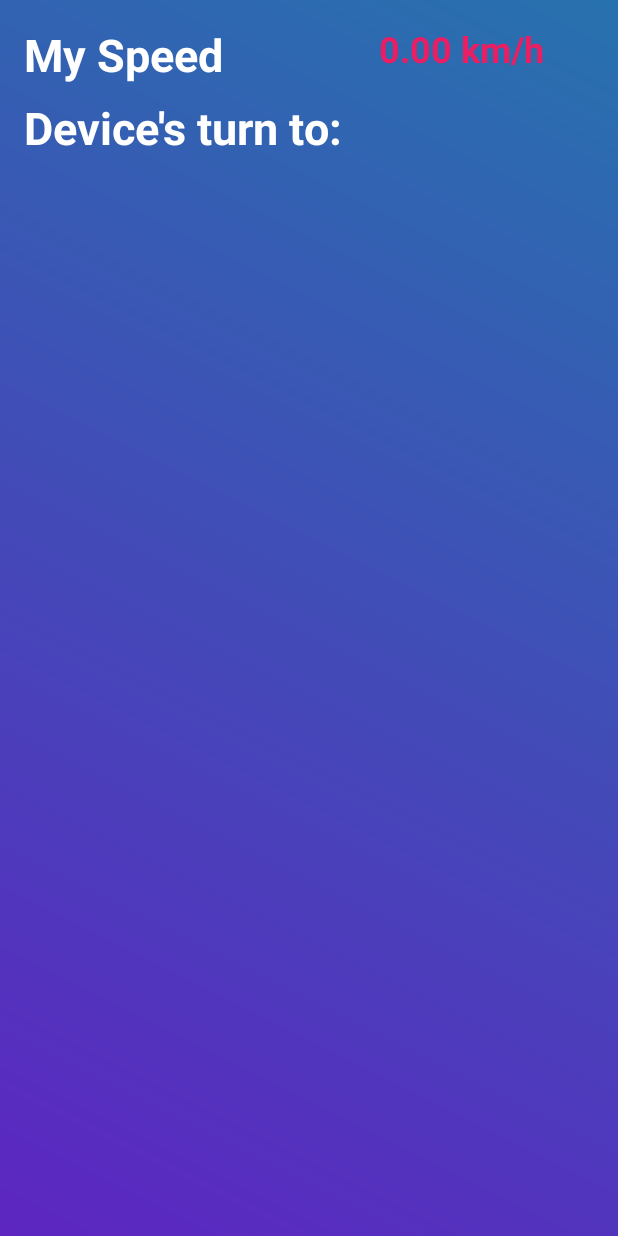
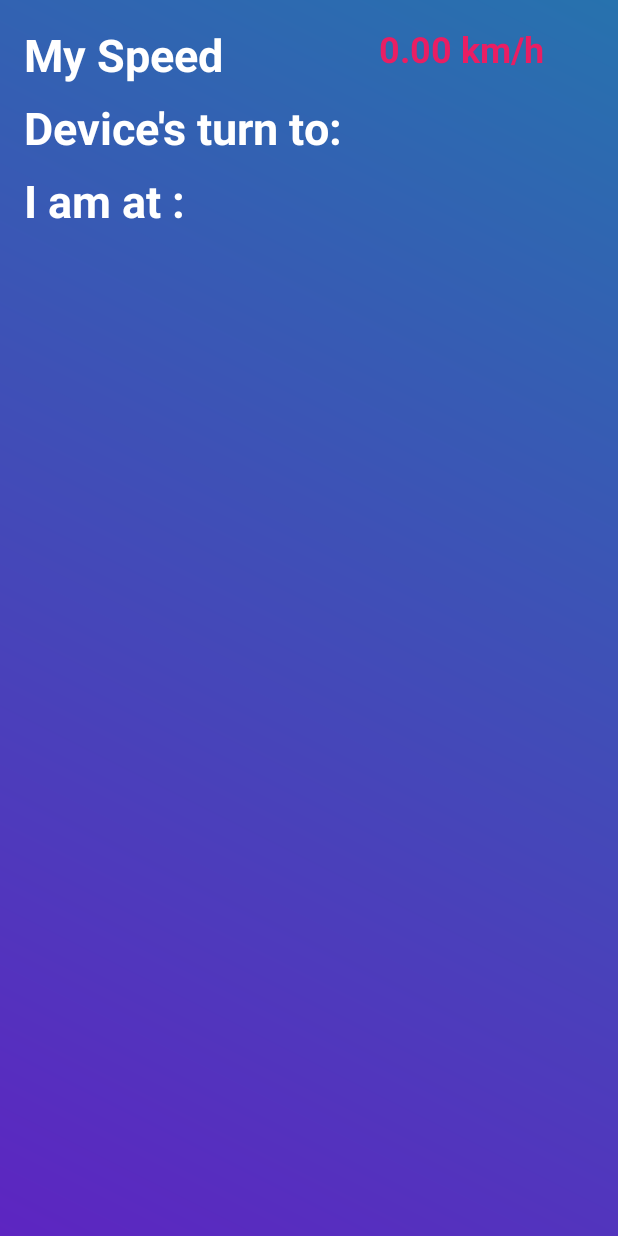
Before and after one commit to rahulbodh/LocationTrackingApp, an Android app: the screen it shows after launch (MainActivity), on a phone screen of 412 x 824 dp. Run offline under Robolectric (Android 15) with nearby library versions, the phone set to English and light mode, and no system bars.

Commit message:
get the location with place name using reverse geocoding

```diff
--- a/app/src/main/res/layout/activity_main.xml
+++ b/app/src/main/res/layout/activity_main.xml
@@ -7,10 +7,6 @@
     android:layout_height="match_parent"
     android:background="@drawable/main_bg"
     tools:context=".ui.MainActivity">
-
-    <!-- First TextView: My Speed -->
-
-    <!-- Second TextView: My Speed Value -->
 
     <TextView
         android:id="@+id/textView"
@@ -59,6 +55,19 @@
         app:layout_constraintTop_toBottomOf="@+id/textView" />
 
     <TextView
+        android:id="@+id/PlaceName"
+        android:layout_width="wrap_content"
+        android:layout_height="wrap_content"
+        android:layout_marginTop="16dp"
+        android:textColor="#E91E63"
+        android:textSize="24dp"
+        android:textStyle="bold"
+        app:layout_constraintEnd_toEndOf="parent"
+        app:layout_constraintHorizontal_bias="0.809"
+        app:layout_constraintStart_toEndOf="@+id/textView3"
+        app:layout_constraintTop_toBottomOf="@+id/deviceTurn" />
+
+    <TextView
         android:id="@+id/deviceTurn"
         android:layout_width="wrap_content"
         android:layout_height="wrap_content"
@@ -73,6 +82,19 @@
         app:layout_constraintTop_toTopOf="parent"
         app:layout_constraintVertical_bias="0.0" />
 
+    <TextView
+        android:id="@+id/textView3"
+        android:layout_width="wrap_content"
+        android:layout_height="wrap_content"
+        android:layout_marginStart="16dp"
+        android:layout_marginTop="8dp"
+        android:text="I am at : "
+        android:textColor="@color/white"
+        android:textSize="30dp"
+        android:textStyle="bold"
+        app:layout_constraintStart_toStartOf="parent"
+        app:layout_constraintTop_toBottomOf="@+id/textView2" />
+
     <androidx.recyclerview.widget.RecyclerView
         android:id="@+id/recyclerView"
         android:layout_width="match_parent"
@@ -82,6 +104,6 @@
         app:layout_constraintBottom_toBottomOf="parent"
         app:layout_constraintEnd_toEndOf="parent"
         app:layout_constraintStart_toStartOf="parent"
-        app:layout_constraintTop_toBottomOf="@+id/textView2" />
+        app:layout_constraintTop_toBottomOf="@+id/PlaceName" />
 
 </androidx.constraintlayout.widget.ConstraintLayout>
```
Also changed, not shown: app/src/main/java/com/example/trackingapp/ui/MainActivity.kt (+31 -1 lines).
